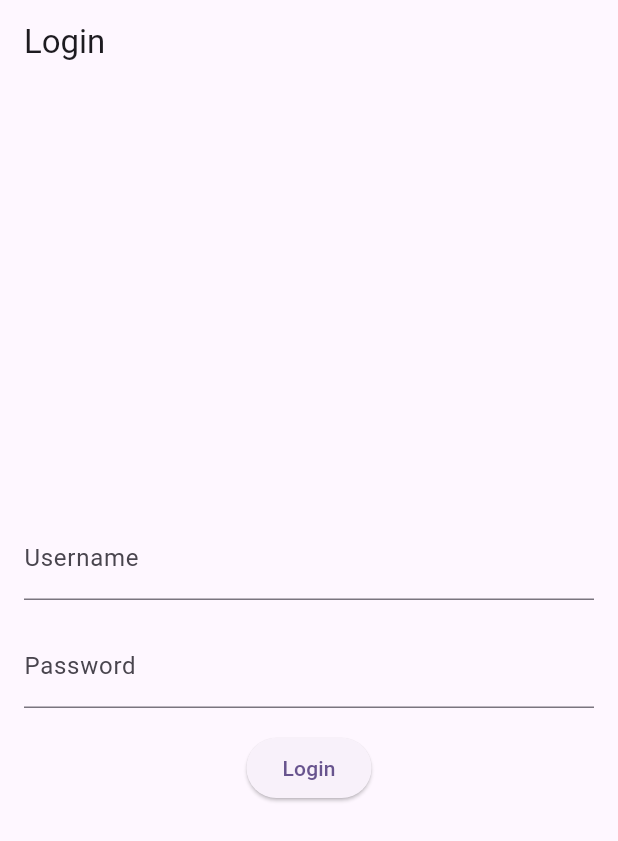
After one commit to jlandiseigsti/movie_lists, a Flutter app: the screen it shows after launch, on a phone screen of 412 x 824 dp. The commit adds this screen. Shown: the top 841 px of the screen. Run offline on Flutter 3.47's test engine with Material 3 defaults, Android fonts, the light colour scheme and no system bars; our stand-ins replace flutter_hooks, freezed_annotation, hooks_riverpod, riverpod.

Commit message:
add - creates login calls and screen for authentication

```diff
--- /dev/null
+++ b/lib/screens/login_screen.dart
@@ -0,0 +1,53 @@
+import 'package:flutter/material.dart';
+import 'package:flutter_hooks/flutter_hooks.dart';
+import 'package:hooks_riverpod/hooks_riverpod.dart';
+import 'package:movie_lists/state/account_state.dart';
+
+class LoginScreen extends HookConsumerWidget {
+  const LoginScreen({super.key});
+
+  @override
+  Widget build(BuildContext context, WidgetRef ref) {
+    final usernameController = useTextEditingController();
+    final passwordController = useTextEditingController();
+
+    return Scaffold(
+      appBar: AppBar(
+        title: const Text('Login'),
+      ),
+      body: Padding(
+        padding: const EdgeInsets.all(16.0),
+        child: Column(
+          mainAxisAlignment: MainAxisAlignment.center,
+          children: [
+            TextFormField(
+              controller: usernameController,
+              decoration: const InputDecoration(
+                labelText: 'Username',
+              ),
+            ),
+            const SizedBox(height: 16.0),
+            TextFormField(
+              controller: passwordController,
+              decoration: const InputDecoration(
+                labelText: 'Password',
+              ),
+              obscureText: true,
+            ),
+            const SizedBox(height: 16.0),
+            ElevatedButton(
+              onPressed: () {
+                ref.read(accountStateProvider.notifier).login(
+                      usernameController.text,
+                      passwordController.text,
+                    );
+                Navigator.of(context).pushNamed('/home');
+              },
+              child: const Text('Login'),
+            ),
+          ],
+        ),
+      ),
+    );
+  }
+}
--- a/lib/services/http_service.dart
+++ b/lib/services/http_service.dart
@@ -1,8 +1,4 @@
 import 'package:http/http.dart' as http;
 import 'package:riverpod/riverpod.dart';
 
-final baseClient = Provider((ref) => http.Client(
-  // headers: {
-  //   'Authorization': 'Bearer ${ref.watch(tokenProvider)}',
-  // },
-));
+final baseClient = Provider((ref) => http.Client());
--- a/lib/state/account_state.dart
+++ b/lib/state/account_state.dart
@@ -0,0 +1,35 @@
+import 'package:movie_lists/services/auth_service.dart';
+import 'package:movie_lists/state/state_models.dart';
+import 'package:riverpod/riverpod.dart';
+
+class AccountStateNotifier extends AsyncNotifier<AccountState> {
+  @override
+  AccountState build() => const AccountState();
+
+  Future<void> login(String username, String password) async {
+    final previousState = state.value;
+    state = const AsyncValue.loading();
+    state = await AsyncValue.guard(() async {
+      final requestToken =
+          await ref.read(authServiceProvider).getRequestToken();
+      final sessionId = await ref.read(authServiceProvider).login(
+            username,
+            password,
+            requestToken['request_token'],
+          );
+      final accountId = await ref.read(authServiceProvider).getAccountId(
+            sessionId['session_id'],
+          );
+      return previousState!.copyWith(
+        username: username,
+        sessionId: sessionId['session_id'],
+        accountId: accountId,
+      );
+    });
+  }
+}
+
+final accountStateProvider =
+    AsyncNotifierProvider<AccountStateNotifier, AccountState>(() {
+  return AccountStateNotifier();
+});
--- a/lib/state/state_models.dart
+++ b/lib/state/state_models.dart
@@ -7,9 +7,9 @@ part 'state_models.freezed.dart';
 abstract class AccountState with _$AccountState{
   const factory AccountState({
     String? username,
-    String? email,
-    String? password,
-    String? token,
+    String? sessionId,
+    String? requestToken,
+    int? accountId,
   }) = _AccountState;
 }
 
```
Also changed, not shown: lib/main.dart (+16 -8 lines), lib/models/models.dart (+7 -2 lines), lib/services/auth_service.dart (added, +75 -0 lines), lib/services/movie_service.dart (+5 -3 lines), lib/services/tmdb_movie_service.dart (+62 -20 lines), lib/state/movie_state.dart (+60 -3 lines), pubspec.yaml (+0 -31 lines), lib/models/models.freezed.dart, lib/models/models.g.dart (added), lib/screens/favorites.dart (added), lib/screens/single_movie.dart (added), lib/screens/watchlist.dart (added), lib/state/state_models.freezed.dart, 1 other file.
